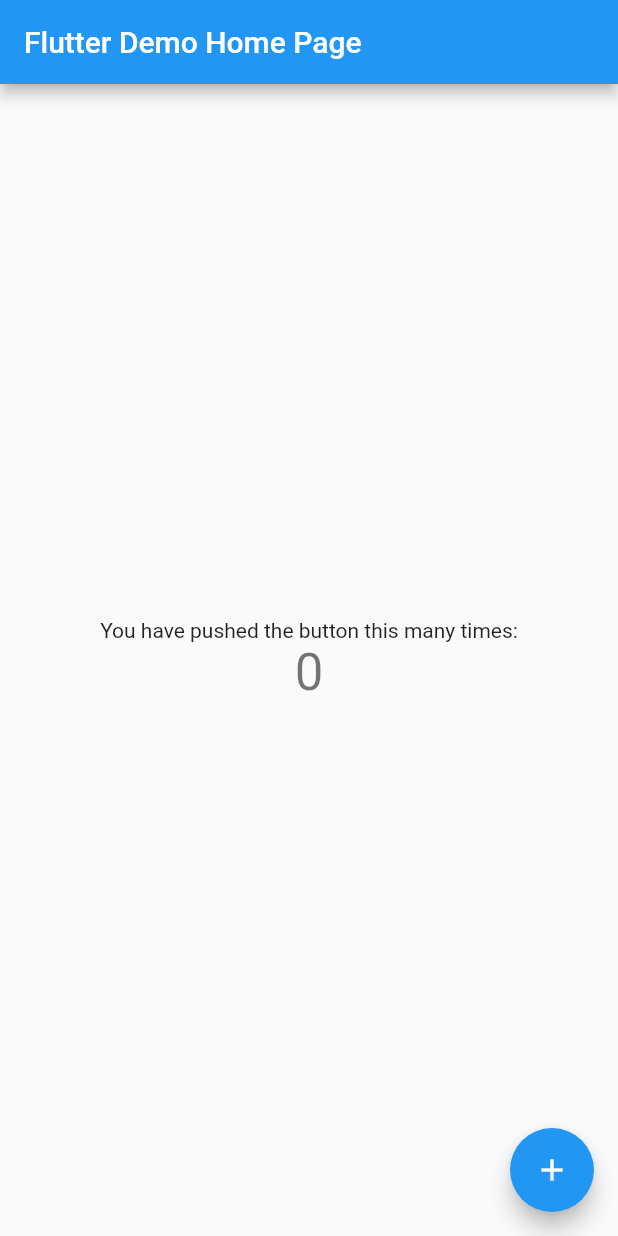
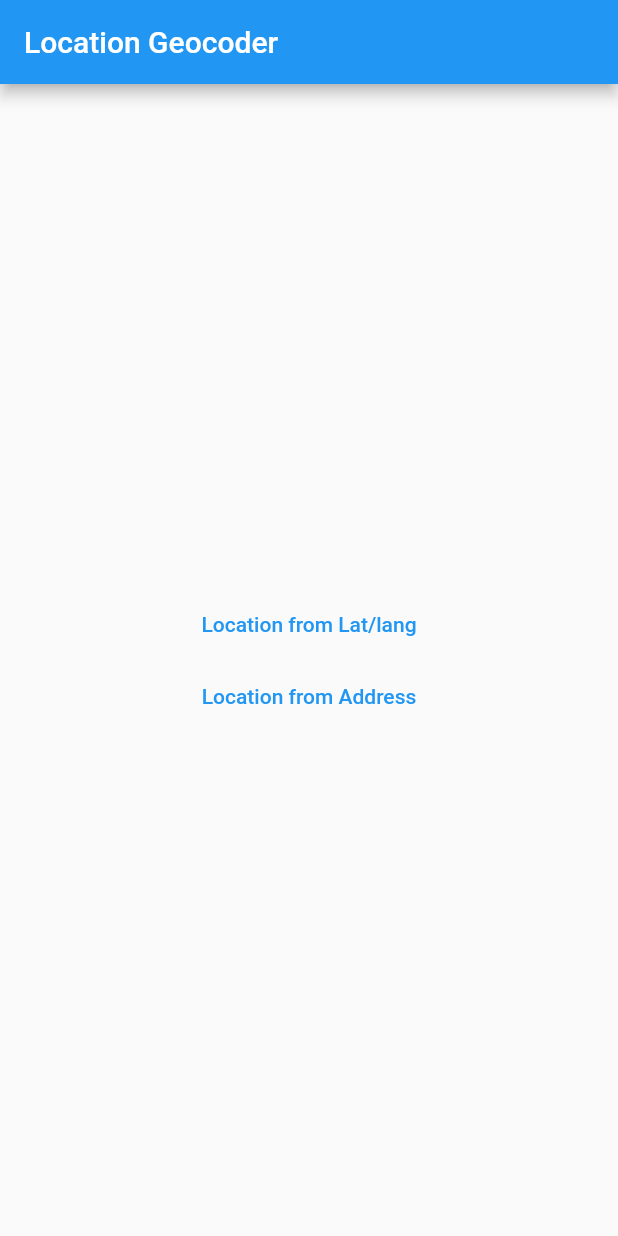
Before and after one commit to newtaDev/location_geocoder, a Flutter app: the screen it shows after launch, on a phone screen of 412 x 824 dp. Run offline on Flutter 3.47's test engine with Material 2 defaults, Android fonts, the phone set to English and light mode, and no system bars.

Commit message:
added example for location_geocoder

```diff
--- a/example/lib/main.dart
+++ b/example/lib/main.dart
@@ -1,3 +1,5 @@
+import 'dart:developer';
+
 import 'package:flutter/material.dart';
 import 'package:location_geocoder/geocoder.dart';
 
@@ -8,109 +10,89 @@ void main() {
 class MyApp extends StatelessWidget {
   const MyApp({Key? key}) : super(key: key);
 
-  // This widget is the root of your application.
   @override
   Widget build(BuildContext context) {
     return MaterialApp(
       title: 'Flutter Demo',
       theme: ThemeData(
-        // This is the theme of your application.
-        //
-        // Try running your application with "flutter run". You'll see the
-        // application has a blue toolbar. Then, without quitting the app, try
-        // changing the primarySwatch below to Colors.green and then invoke
-        // "hot reload" (press "r" in the console where you ran "flutter run",
-        // or simply save your changes to "hot reload" in a Flutter IDE).
-        // Notice that the counter didn't reset back to zero; the application
-        // is not restarted.
         primarySwatch: Colors.blue,
       ),
-      home: const MyHomePage(title: 'Flutter Demo Home Page'),
+      home: const MyHomePage(),
     );
   }
 }
 
-class MyHomePage extends StatefulWidget {
-  const MyHomePage({Key? key, required this.title}) : super(key: key);
-
-  // This widget is the home page of your application. It is stateful, meaning
-  // that it has a State object (defined below) that contains fields that affect
-  // how it looks.
-
-  // This class is the configuration for the state. It holds the values (in this
-  // case the title) provided by the parent (in this case the App widget) and
-  // used by the build method of the State. Fields in a Widget subclass are
-  // always marked "final".
-
-  final String title;
-
-  @override
-  State<MyHomePage> createState() => _MyHomePageState();
-}
-
-class _MyHomePageState extends State<MyHomePage> {
-  int _counter = 0;
-
-  void _incrementCounter() {
-    setState(() {
-      // This call to setState tells the Flutter framework that something has
-      // changed in this State, which causes it to rerun the build method below
-      // so that the display can reflect the updated values. If we changed
-      // _counter without calling setState(), then the build method would not be
-      // called again, and so nothing would appear to happen.
-      _counter++;
-    });
-  }
+class MyHomePage extends StatelessWidget {
+  const MyHomePage({Key? key}) : super(key: key);
 
   @override
   Widget build(BuildContext context) {
-    // This method is rerun every time setState is called, for instance as done
-    // by the _incrementCounter method above.
-    //
-    // The Flutter framework has been optimized to make rerunning build methods
-    // fast, so that you can just rebuild anything that needs updating rather
-    // than having to individually change instances of widgets.
+    //TODO: ADD YOUR MAP API KEY
+    const _apiKey = "";
+    late LocatitonGeocoder geocoder = LocatitonGeocoder(_apiKey);
+
+    Future<void> _getAddress() async {
+      try {
+        final address = await geocoder
+            .findAddressesFromCoordinates(Coordinates(9.9312, 76.2673));
+        var message = address.first.addressLine;
+        if (message == null) return;
+        log(message);
+        ScaffoldMessenger.of(context).showSnackBar(
+          SnackBar(
+            content: Text(message),
+          ),
+        );
+      } catch (e) {
+        ScaffoldMessenger.of(context).showSnackBar(
+          const SnackBar(
+            content: Text('SOMETING WENT WRONG\nDID YOU ADD API KEY '),
+          ),
+        );
+        rethrow;
+      }
+    }
+
+    Future<void> _getLatLang() async {
+      try {
+        final address = await geocoder.findAddressesFromQuery('kochi,kerala');
+        var message = address.first.addressLine;
+        if (message == null) return;
+        log(message);
+        ScaffoldMessenger.of(context).showSnackBar(
+          SnackBar(
+            content: Text(message),
+          ),
+        );
+      } catch (e) {
+        ScaffoldMessenger.of(context).showSnackBar(
+          const SnackBar(
+            content: Text('SOMETING WENT WRONG\nDID YOU ADD API KEY '),
+          ),
+        );
+        rethrow;
+      }
+    }
+
     return Scaffold(
       appBar: AppBar(
-        // Here we take the value from the MyHomePage object that was created by
-        // the App.build method, and use it to set our appbar title.
-        title: Text(widget.title),
+        title: const Text('Location Geocoder'),
       ),
       body: Center(
-        // Center is a layout widget. It takes a single child and positions it
-        // in the middle of the parent.
         child: Column(
-          // Column is also a layout widget. It takes a list of children and
-          // arranges them vertically. By default, it sizes itself to fit its
-          // children horizontally, and tries to be as tall as its parent.
-          //
-          // Invoke "debug painting" (press "p" in the console, choose the
-          // "Toggle Debug Paint" action from the Flutter Inspector in Android
-          // Studio, or the "Toggle Debug Paint" command in Visual Studio Code)
-          // to see the wireframe for each widget.
-          //
-          // Column has various properties to control how it sizes itself and
-          // how it positions its children. Here we use mainAxisAlignment to
-          // center the children vertically; the main axis here is the vertical
-          // axis because Columns are vertical (the cross axis would be
-          // horizontal).
           mainAxisAlignment: MainAxisAlignment.center,
           children: <Widget>[
-            const Text(
-              'You have pushed the button this many times:',
+            TextButton(
+              onPressed: _getAddress,
+              child: const Text('Location from Lat/lang'),
             ),
-            Text(
-              '$_counter',
-              style: Theme.of(context).textTheme.headline4,
-            ),
+            TextButton(
+              onPressed: _getLatLang,
+              child: const Text('Location from Address'),
+            )
           ],
         ),
       ),
-      floatingActionButton: FloatingActionButton(
-        onPressed: _incrementCounter,
-        tooltip: 'Increment',
-        child: const Icon(Icons.add),
-      ), // This trailing comma makes auto-formatting nicer for build methods.
     );
   }
 }
```
Also changed, not shown: example/pubspec.yaml (+1 -68 lines), example/pubspec.lock.
